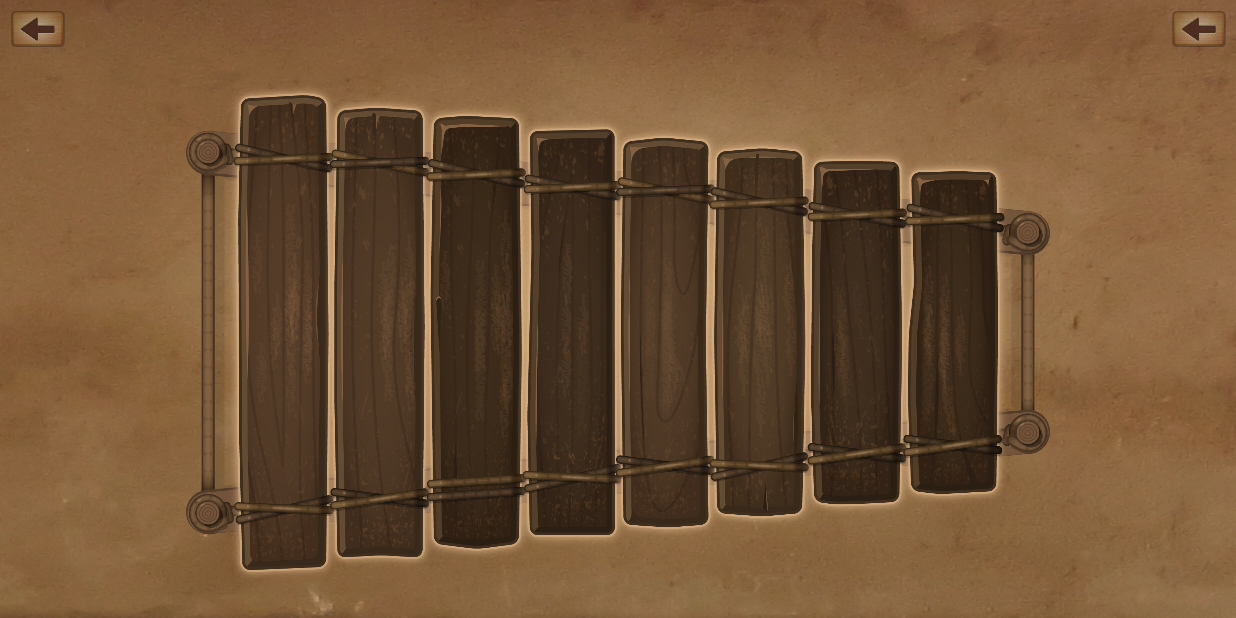
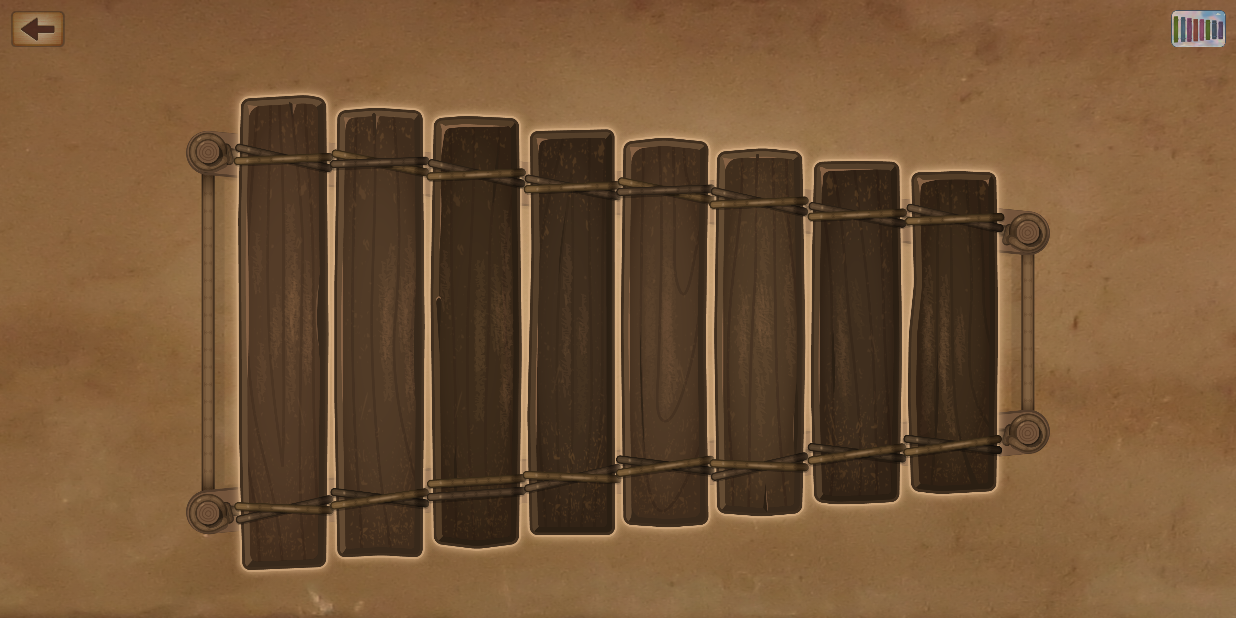
Before and after one commit to kevindeland/KitKitMarimba, an Android app: the screen it shows after launch (MainActivity), on a phone screen of 824 x 412 dp (held sideways). Run offline under Robolectric (Android 15) with nearby library versions, the phone set to English and light mode, and no system bars; 1 statement that could not run was skipped.

Commit message:
Buttons to switch between Themes

```diff
--- a/app/src/main/java/com/enuma/marimba/activity/MainActivity.java
+++ b/app/src/main/java/com/enuma/marimba/activity/MainActivity.java
@@ -38,6 +38,8 @@ public class MainActivity extends AppCompatActivity {
     private Rect mTempRect = new Rect();
     private EffectSound mEffectSound;
     private Handler mHandler = new Handler();
+
+    private ImageView mVThemeSwitch;
 
     private View mDecorView;
     private int mUiOption;
@@ -123,6 +125,7 @@ public class MainActivity extends AppCompatActivity {
         rootView.setOnTouchListener(mOnTouchListener);
 
         mVFrame = (ImageView) findViewById(R.id.imageFrame);
+        mVThemeSwitch = (ImageView) findViewById(R.id.v_theme);
 
         String packageName = getPackageName();
         for (int i = 0; i < MAX_BAR_COUNT; ++i) {
@@ -132,7 +135,7 @@ public class MainActivity extends AppCompatActivity {
 
         setScale(rootView);
 
-        setTheme(Themes.cycleTheme());
+        nextTheme();
     }
 
     private void setScale(View rootView) {
@@ -185,7 +188,7 @@ public class MainActivity extends AppCompatActivity {
     private View.OnClickListener mThemeListener = new View.OnClickListener() {
         @Override
         public void onClick(View v) {
-            setTheme(Themes.cycleTheme());
+            nextTheme();
 
         }
     };
@@ -254,9 +257,9 @@ public class MainActivity extends AppCompatActivity {
 
     /**
      * Change theme.
-     * @param theme
      */
-    private void setTheme(Theme theme) {
+    private void nextTheme() {
+        Theme theme = Themes.cycleTheme();
         mVBackground.setBackground(getResources().getDrawable(theme._backgroundResId));
         mVFrame.setImageDrawable(getResources().getDrawable(theme._frameResId));
 
@@ -265,5 +268,8 @@ public class MainActivity extends AppCompatActivity {
             mVBarImages[j].setImageDrawable(getResources().getDrawable(theme._barBodyIds[j]));
         }
 
+        // ThemeSwitch button will display button of *next* Theme, not this theme.
+        mVThemeSwitch.setImageDrawable(getResources().getDrawable(Themes.peekNext()._buttonId));
+
     }
 }
--- a/app/src/main/java/com/enuma/marimba/ui/Theme.java
+++ b/app/src/main/java/com/enuma/marimba/ui/Theme.java
@@ -18,11 +18,15 @@ public class Theme {
     // Bodies
     public int[] _barBodyIds;
 
-    public Theme(int background, int frame, int[] effects, int[] bodies) {
+    // Button
+    public int _buttonId;
+
+    public Theme(int background, int frame, int[] effects, int[] bodies, int button) {
         this._backgroundResId = background;
         this._frameResId = frame;
         this._barEffectIds = effects;
         this._barBodyIds = bodies;
+        this._buttonId = button;
     }
 
 
--- a/app/src/main/java/com/enuma/marimba/ui/Themes.java
+++ b/app/src/main/java/com/enuma/marimba/ui/Themes.java
@@ -28,7 +28,8 @@ public class Themes {
                 new int[]{R.drawable.tools_marimba_image_stick_1_body, R.drawable.tools_marimba_image_stick_2_body,
                         R.drawable.tools_marimba_image_stick_3_body, R.drawable.tools_marimba_image_stick_4_body,
                         R.drawable.tools_marimba_image_stick_5_body, R.drawable.tools_marimba_image_stick_6_body,
-                        R.drawable.tools_marimba_image_stick_7_body, R.drawable.tools_marimba_image_stick_8_body}
+                        R.drawable.tools_marimba_image_stick_7_body, R.drawable.tools_marimba_image_stick_8_body},
+                R.drawable.selector_theme_original
         );
 
         RAINBOW = new Theme(R.drawable.rainbow_marimba_image_bg, R.drawable.rainbow_marimba_image_frame,
@@ -39,7 +40,8 @@ public class Themes {
                 new int[]{R.drawable.rainbow_marimba_image_stick_1_body, R.drawable.rainbow_marimba_image_stick_2_body,
                         R.drawable.rainbow_marimba_image_stick_3_body, R.drawable.rainbow_marimba_image_stick_4_body,
                         R.drawable.rainbow_marimba_image_stick_5_body, R.drawable.rainbow_marimba_image_stick_6_body,
-                        R.drawable.rainbow_marimba_image_stick_7_body, R.drawable.rainbow_marimba_image_stick_8_body}
+                        R.drawable.rainbow_marimba_image_stick_7_body, R.drawable.rainbow_marimba_image_stick_8_body},
+                R.drawable.selector_theme_rainbow
         );
 
     }
@@ -50,5 +52,9 @@ public class Themes {
         return THEMES[currentTheme++ % THEMES.length];
     }
 
+    public static Theme peekNext() {
+        return THEMES[currentTheme % THEMES.length ];
+    }
+
 
 }
--- /dev/null
+++ b/app/src/main/res/drawable/selector_theme_original.xml
@@ -0,0 +1,5 @@
+<?xml version="1.0" encoding="utf-8"?>
+<selector xmlns:android="http://schemas.android.com/apk/res/android">
+    <item android:drawable="@drawable/theme_original_active" android:state_pressed="true" />
+    <item android:drawable="@drawable/theme_original_default" />
+</selector>
--- /dev/null
+++ b/app/src/main/res/drawable/selector_theme_rainbow.xml
@@ -0,0 +1,5 @@
+<?xml version="1.0" encoding="utf-8"?>
+<selector xmlns:android="http://schemas.android.com/apk/res/android">
+    <item android:drawable="@drawable/theme_rainbow_active" android:state_pressed="true" />
+    <item android:drawable="@drawable/theme_rainbow_default" />
+</selector>
--- a/app/src/main/res/layout/activity_main.xml
+++ b/app/src/main/res/layout/activity_main.xml
@@ -30,7 +30,7 @@
             android:layout_marginTop="30px"
             android:alpha="0.65"
             android:layout_alignParentRight="true"
-            android:background="@drawable/selector_back" />
+            android:background="@drawable/selector_theme_original" />
 
     </RelativeLayout>
 
```
Also changed, not shown: app/src/main/res/drawable-nodpi/theme_original_active.png (added), app/src/main/res/drawable-nodpi/theme_original_default.png (added), app/src/main/res/drawable-nodpi/theme_rainbow_active.png (added), app/src/main/res/drawable-nodpi/theme_rainbow_default.png (added).
